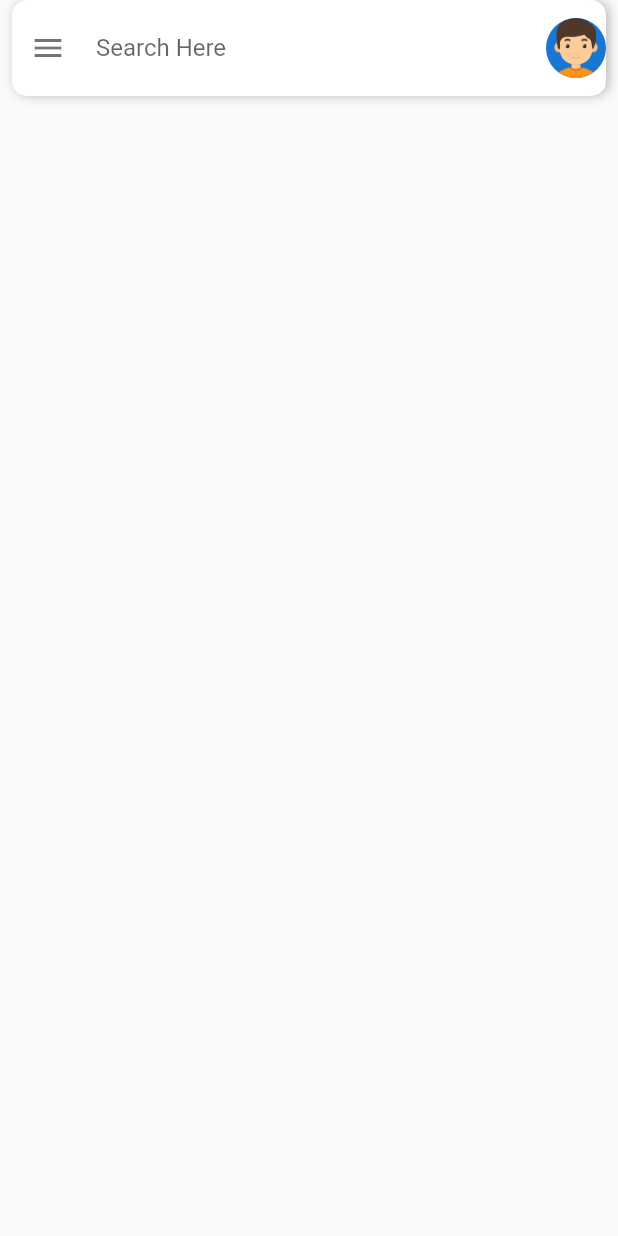
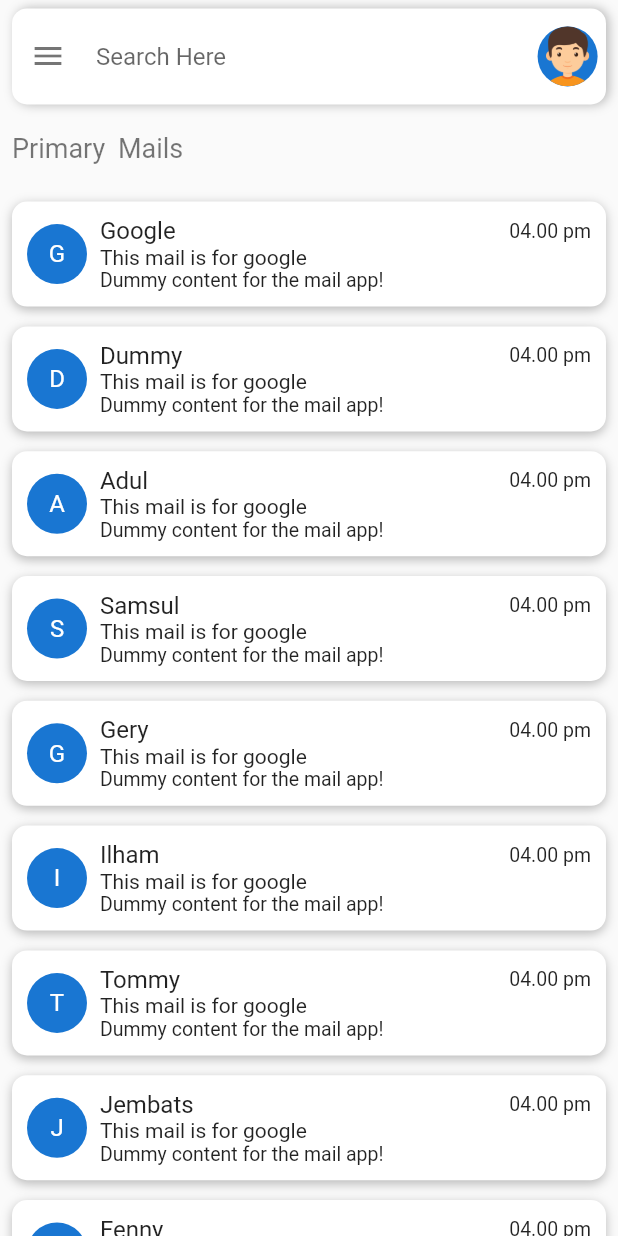
Before and after one commit to rizkiusup2/mailapp, a Flutter app: the screen it shows after launch, on a phone screen of 412 x 824 dp. Run offline on Flutter 3.47's test engine with Material 2 defaults, Android fonts, the phone set to English and light mode, and no system bars.

Commit message:
home n drawer belum semua

```diff
--- /dev/null
+++ b/lib/data.dart
@@ -0,0 +1,94 @@
+class MailItem {
+  String title, description, content, time;
+  bool isRead;
+  MailItem({
+    required this.title,
+    required this.description,
+    required this.content,
+    required this.time,
+    required this.isRead,
+  });
+}
+
+double MySize = 0.0;
+double kPadding = MySize * 0.025;
+
+List<MailItem> mailList = [
+  MailItem(
+    title: 'Google',
+    description: 'This mail is for google',
+    content: 'Dummy content for the mail app!',
+    isRead: false,
+    time: '04.00 pm',
+  ),
+  MailItem(
+    title: 'Dummy',
+    description: 'This mail is for google',
+    content: 'Dummy content for the mail app!',
+    isRead: false,
+    time: '04.00 pm',
+  ),
+  MailItem(
+    title: 'Adul',
+    description: 'This mail is for google',
+    content: 'Dummy content for the mail app!',
+    isRead: false,
+    time: '04.00 pm',
+  ),
+  MailItem(
+    title: 'Samsul',
+    description: 'This mail is for google',
+    content: 'Dummy content for the mail app!',
+    isRead: false,
+    time: '04.00 pm',
+  ),
+  MailItem(
+    title: 'Gery',
+    description: 'This mail is for google',
+    content: 'Dummy content for the mail app!',
+    isRead: false,
+    time: '04.00 pm',
+  ),
+  MailItem(
+    title: 'Ilham',
+    description: 'This mail is for google',
+    content: 'Dummy content for the mail app!',
+    isRead: false,
+    time: '04.00 pm',
+  ),
+  MailItem(
+    title: 'Tommy',
+    description: 'This mail is for google',
+    content: 'Dummy content for the mail app!',
+    isRead: false,
+    time: '04.00 pm',
+  ),
+  MailItem(
+    title: 'Jembats',
+    description: 'This mail is for google',
+    content: 'Dummy content for the mail app!',
+    isRead: false,
+    time: '04.00 pm',
+  ),
+  MailItem(
+    title: 'Fenny',
+    description: 'This mail is for google',
+    content: 'Dummy content for the mail app!',
+    isRead: false,
+    time: '04.00 pm',
+  ),
+  MailItem(
+    title: 'Kardus',
+    description: 'This mail is for google',
+    content: 'Dummy content for the mail app!',
+    isRead: false,
+    time: '04.00 pm',
+  ),
+  MailItem(
+    title: 'Lombo',
+    description: 'This mail is for google',
+    content: 'Dummy content for the mail app!',
+    isRead: false,
+    time: '04.00 pm',
+  ),
+];
--- a/lib/home_screen.dart
+++ b/lib/home_screen.dart
@@ -1,14 +1,66 @@
 import 'package:flutter/material.dart';
+import 'package:mailapp/data.dart';
 
 class HomeScreen extends StatelessWidget {
-  const HomeScreen({super.key});
-
+  HomeScreen({super.key});
+  final GlobalKey<ScaffoldState> _scaffoldKey = GlobalKey<ScaffoldState>();
   @override
   Widget build(BuildContext context) {
+    MySize = MediaQuery.of(context).size.height;
     return Scaffold(
-      body: SafeArea(
+      key: _scaffoldKey,
+      drawer: Drawer(
+        child: SafeArea(
+          child: Padding(
+            padding: EdgeInsets.all(kPadding),
             child: Column(
+              crossAxisAlignment: CrossAxisAlignment.stretch,
               children: [
+                Text(
+                  'Mail',
+                  style: TextStyle(fontSize: kPadding - 2),
+                ),
+                SizedBox(
+                  height: kPadding - 15,
+                ),
+                Divider(
+                  height: 6,
+                ),
+                SizedBox(
+                  height: kPadding - 10,
+                ),
+                Row(
+                  children: [
+                    Icon(
+                      Icons.inbox,
+                      size: 24,
+                    ),
+                    SizedBox(
+                      width: kPadding - 15,
+                    ),
+                    Text(
+                      'All inbox',
+                      style: TextStyle(fontSize: 18),
+                    ),
+                  ],
+                ),
+              ],
+            ),
+          ),
+        ),
+      ),
+      body: GestureDetector(
+        onTap: () {
+          FocusScope.of(context).requestFocus(FocusNode());
+        },
+        child: SafeArea(
+          child: Column(
+            crossAxisAlignment: CrossAxisAlignment.start,
+            children: [
+              SizedBox(
+                height: kPadding - 15,
+              ),
+              //-----header
               Container(
                 margin: const EdgeInsets.symmetric(horizontal: 8.0),
                 decoration: BoxDecoration(
@@ -25,7 +77,9 @@ class HomeScreen extends StatelessWidget {
                 child: Row(
                   children: [
                     IconButton(
-                    onPressed: () {},
+                      onPressed: () {
+                        _scaffoldKey.currentState?.openDrawer();
+                      },
                       icon: Icon(
                         Icons.menu,
                         size: 24,
@@ -54,7 +108,116 @@ class HomeScreen extends StatelessWidget {
                         borderRadius: BorderRadius.circular(35),
                         child: Image.asset('assets/images/boy.png'),
                       ),
-                  )
+                    ),
+                    SizedBox(
+                      width: kPadding - 15,
+                    ),
+                  ],
+                ),
+              ),
+              SizedBox(height: kPadding - 10),
+              //-----Heading Title
+              Padding(
+                padding: const EdgeInsets.all(8.0),
+                child: Text(
+                  'Primary Mails',
+                  style: TextStyle(
+                    fontSize: 18,
+                    wordSpacing: 4,
+                    color: Colors.black54,
+                  ),
+                ),
+              ),
+              SizedBox(height: kPadding - 10),
+              //-----Content/Mails
+              Expanded(
+                child: ListView.builder(
+                  physics: BouncingScrollPhysics(),
+                  itemCount: mailList.length,
+                  itemBuilder: (context, index) {
+                    return MailItemWidget(
+                        title: mailList[index].title,
+                        description: mailList[index].description,
+                        content: mailList[index].content,
+                        isRead: mailList[index].isRead,
+                        time: mailList[index].time);
+                  },
+                ),
+              ),
+            ],
+          ),
+        ),
+      ),
+    );
+  }
+}
+
+class MailItemWidget extends StatelessWidget {
+  const MailItemWidget({
+    required this.title,
+    required this.description,
+    required this.content,
+    required this.isRead,
+    required this.time,
+    Key? key,
+  }) : super(key: key);
+  final String title, description, content, time;
+  final bool isRead;
+  @override
+  Widget build(BuildContext context) {
+    return Container(
+      margin: EdgeInsets.symmetric(horizontal: 8.0, vertical: kPadding - 14),
+      padding: const EdgeInsets.all(10.0),
+      decoration: BoxDecoration(
+        color: Colors.white,
+        borderRadius: BorderRadius.circular(10),
+        boxShadow: [
+          BoxShadow(
+            blurRadius: 5,
+            color: Colors.black26,
+            offset: Offset(0, 2),
+          ),
+        ],
+      ),
+      child: Expanded(
+        flex: 1,
+        child: Row(
+          children: [
+            CircleAvatar(child: Text(title.substring(0, 1))),
+            SizedBox(width: kPadding - 12),
+            Expanded(
+              flex: 1,
+              child: Column(
+                crossAxisAlignment: CrossAxisAlignment.start,
+                children: [
+                  Row(
+                    children: [
+                      Expanded(
+                        flex: 1,
+                        child: Text(
+                          title,
+                          style: TextStyle(
+                              fontSize: 16,
+                              fontWeight:
+                                  isRead ? FontWeight.w600 : FontWeight.w400),
+                        ),
+                      ),
+                      Text(
+                        time,
+                        style: TextStyle(fontSize: 13),
+                      ),
+                    ],
+                  ),
+                  Text(
+                    description,
+                    style: TextStyle(
+                      fontSize: 14,
+                    ),
+                  ),
+                  Text(
+                    content,
+                    style: TextStyle(fontSize: 13),
+                  ),
                 ],
               ),
             ),
--- a/lib/main.dart
+++ b/lib/main.dart
@@ -26,7 +26,7 @@ class MyApp extends StatelessWidget {
         primarySwatch: Colors.blue,
       ),
       debugShowCheckedModeBanner: false,
-      home: const HomeScreen(),
+      home: HomeScreen(),
     );
   }
 }
```
Lines whose indentation alone changed are shown as unchanged.
